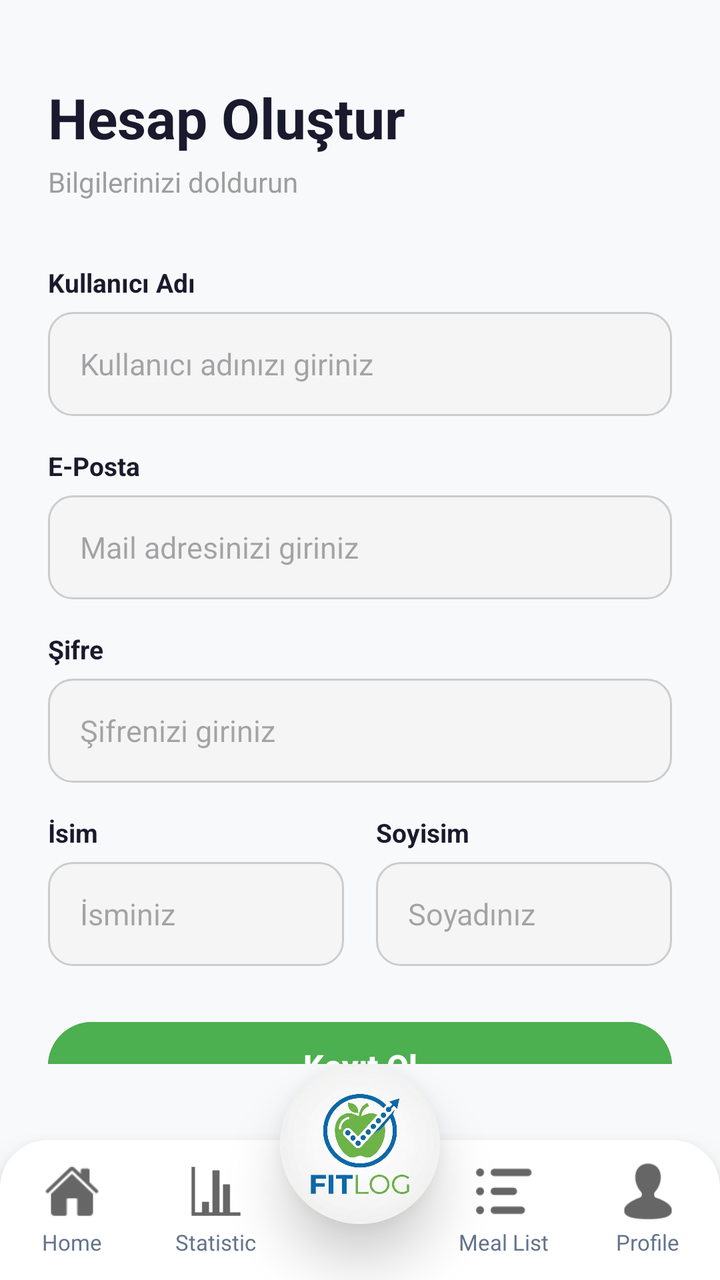
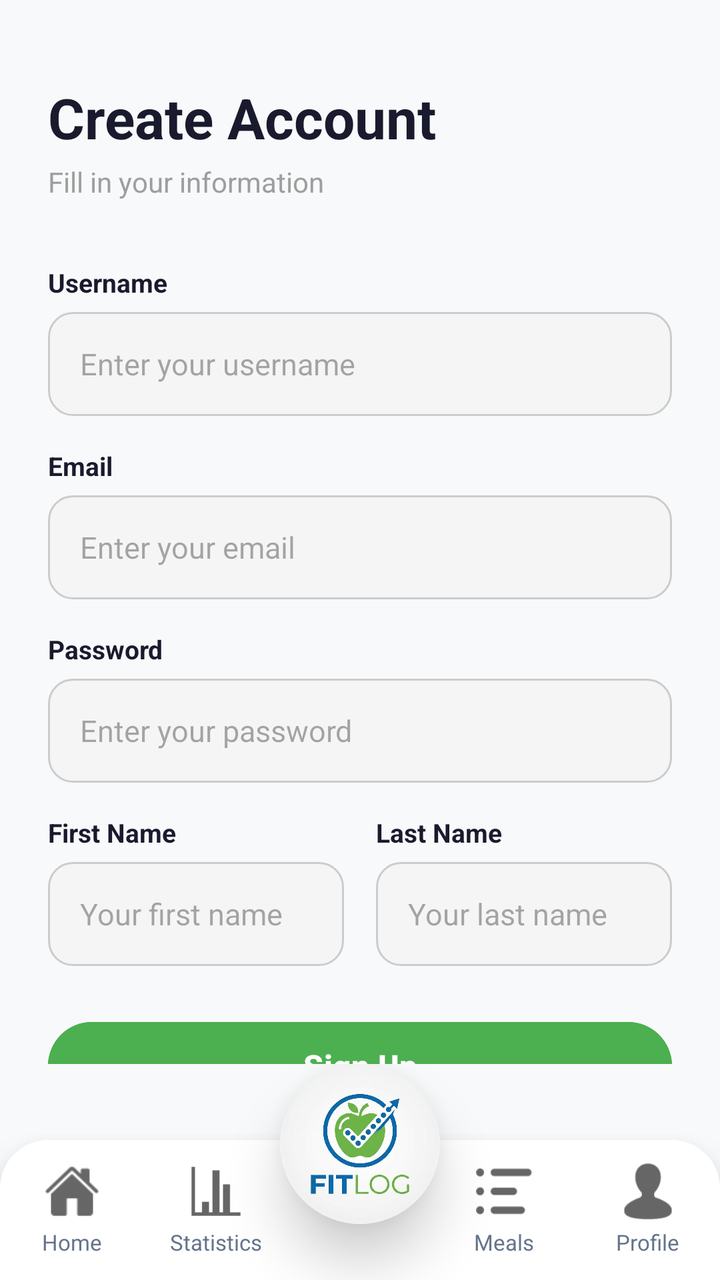

Compare the two renders of this Android layout. The source of the first and the diff that turns it into the second are given below.
<!-- AndroidManifest.xml: application theme Theme.FitLog -->
<!-- res/layout/activity_user_register.xml -->
<?xml version="1.0" encoding="utf-8"?>
<androidx.constraintlayout.widget.ConstraintLayout xmlns:android="http://schemas.android.com/apk/res/android"
    xmlns:app="http://schemas.android.com/apk/res-auto"
    xmlns:tools="http://schemas.android.com/tools"
    android:id="@+id/main"
    android:layout_width="match_parent"
    android:layout_height="match_parent"
    android:background="#F8F9FA"
    tools:context=".UserRegister">

    <androidx.core.widget.NestedScrollView
        android:layout_width="match_parent"
        android:layout_height="0dp"
        android:fillViewport="true"
        app:layout_constraintTop_toTopOf="parent"
        app:layout_constraintBottom_toTopOf="@id/navBarInclude">

        <LinearLayout
            android:layout_width="match_parent"
            android:layout_height="wrap_content"
            android:orientation="vertical"
            android:paddingStart="24dp"
            android:paddingEnd="24dp"
            android:paddingTop="40dp"
            android:paddingBottom="24dp">

            
            <TextView
                android:layout_width="wrap_content"
                android:layout_height="wrap_content"
                android:text="Hesap Oluştur"
                android:textSize="28sp"
                android:textStyle="bold"
                android:textColor="#1A1A2E"
                android:layout_marginBottom="4dp" />

            <TextView
                android:layout_width="wrap_content"
                android:layout_height="wrap_content"
                android:text="Bilgilerinizi doldurun"
                android:textSize="14sp"
                android:textColor="#9E9E9E"
                android:layout_marginBottom="32dp" />

            
            <TextView
                android:layout_width="wrap_content"
                android:layout_height="wrap_content"
                android:text="Kullanıcı Adı"
                android:textSize="13sp"
                android:textStyle="bold"
                android:textColor="#1A1A2E"
                android:layout_marginBottom="6dp" />

            <EditText
                android:id="@+id/editTextName"
                android:layout_width="match_parent"
                android:layout_height="52dp"
                android:hint="Kullanıcı adınızı giriniz"
                android:textSize="15sp"
                android:layout_marginBottom="16dp"
                android:paddingStart="16dp"
                android:paddingEnd="16dp"
                android:background="@drawable/edittext_bg"
                android:textColor="#1A1A2E"
                android:inputType="text" />

            
            <TextView
                android:layout_width="wrap_content"
                android:layout_height="wrap_content"
                android:text="E-Posta"
                android:textSize="13sp"
                android:textStyle="bold"
                android:textColor="#1A1A2E"
                android:layout_marginBottom="6dp" />

            <EditText
                android:id="@+id/editTextEmail"
                android:layout_width="match_parent"
                android:layout_height="52dp"
                android:hint="Mail adresinizi giriniz"
                android:textSize="15sp"
                android:layout_marginBottom="16dp"
                android:paddingStart="16dp"
                android:paddingEnd="16dp"
                android:background="@drawable/edittext_bg"
                android:textColor="#1A1A2E"
                android:inputType="textEmailAddress" />

            
            <TextView
                android:layout_width="wrap_content"
                android:layout_height="wrap_content"
                android:text="Şifre"
                android:textSize="13sp"
                android:textStyle="bold"
                android:textColor="#1A1A2E"
                android:layout_marginBottom="6dp" />

            <EditText
                android:id="@+id/editTextPassword"
                android:layout_width="match_parent"
                android:layout_height="52dp"
                android:hint="Şifrenizi giriniz"
                android:textSize="15sp"
                android:layout_marginBottom="16dp"
                android:paddingStart="16dp"
                android:paddingEnd="16dp"
                android:background="@drawable/edittext_bg"
                android:textColor="#1A1A2E"
                android:inputType="textPassword" />

            
            <LinearLayout
                android:layout_width="match_parent"
                android:layout_height="wrap_content"
                android:orientation="horizontal"
                android:layout_marginBottom="16dp">

                <LinearLayout
                    android:layout_width="0dp"
                    android:layout_height="wrap_content"
                    android:layout_weight="1"
                    android:orientation="vertical"
                    android:layout_marginEnd="8dp">

                    <TextView
                        android:layout_width="wrap_content"
                        android:layout_height="wrap_content"
                        android:text="İsim"
                        android:textSize="13sp"
                        android:textStyle="bold"
                        android:textColor="#1A1A2E"
                        android:layout_marginBottom="6dp" />

                    <EditText
                        android:id="@+id/editTextFirstName"
                        android:layout_width="match_parent"
                        android:layout_height="52dp"
                        android:hint="İsminiz"
                        android:textSize="15sp"
                        android:paddingStart="16dp"
                        android:paddingEnd="16dp"
                        android:background="@drawable/edittext_bg"
                        android:textColor="#1A1A2E"
                        android:inputType="textPersonName" />

                </LinearLayout>

                <LinearLayout
                    android:layout_width="0dp"
                    android:layout_height="wrap_content"
                    android:layout_weight="1"
                    android:orientation="vertical"
                    android:layout_marginStart="8dp">

                    <TextView
                        android:layout_width="wrap_content"
                        android:layout_height="wrap_content"
                        android:text="Soyisim"
                        android:textSize="13sp"
                        android:textStyle="bold"
                        android:textColor="#1A1A2E"
                        android:layout_marginBottom="6dp" />

                    <EditText
                        android:id="@+id/editTextLastName"
                        android:layout_width="match_parent"
                        android:layout_height="52dp"
                        android:hint="Soyadınız"
                        android:textSize="15sp"
                        android:paddingStart="16dp"
                        android:paddingEnd="16dp"
                        android:background="@drawable/edittext_bg"
                        android:textColor="#1A1A2E"
                        android:inputType="textPersonName" />

                </LinearLayout>

            </LinearLayout>

            
            <Button
                android:id="@+id/btnAddUser"
                android:layout_width="match_parent"
                android:layout_height="52dp"
                android:layout_marginTop="8dp"
                android:text="Kayıt Ol"
                android:textSize="16sp"
                android:textStyle="bold"
                android:textColor="#FFFFFF"
                android:backgroundTint="#4CAF50"
                android:onClick="btnAddUser" />

            
            <LinearLayout
                android:layout_width="wrap_content"
                android:layout_height="wrap_content"
                android:orientation="horizontal"
                android:layout_gravity="center"
                android:layout_marginTop="16dp">

                <TextView
                    android:layout_width="wrap_content"
                    android:layout_height="wrap_content"
                    android:text="Zaten hesabın var mı? "
                    android:textSize="14sp"
                    android:textColor="#9E9E9E" />

                <TextView
                    android:clickable="true"
                    android:onClick="btnUserLogin"
                    android:layout_width="wrap_content"
                    android:layout_height="wrap_content"
                    android:text="Giriş Yap"
                    android:textSize="14sp"
                    android:textStyle="bold"
                    android:textColor="#4CAF50" />

            </LinearLayout>

        </LinearLayout>

    </androidx.core.widget.NestedScrollView>

    <include
        android:id="@+id/navBarInclude"
        layout="@layout/nav_bar"
        android:layout_width="match_parent"
        android:layout_height="wrap_content"
        app:layout_constraintBottom_toBottomOf="parent" />

</androidx.constraintlayout.widget.ConstraintLayout>
<!-- res/layout/nav_bar.xml (included above) -->
<?xml version="1.0" encoding="utf-8"?>
<androidx.constraintlayout.widget.ConstraintLayout xmlns:android="http://schemas.android.com/apk/res/android"
    android:layout_width="match_parent"
    android:layout_height="match_parent"
    xmlns:app="http://schemas.android.com/apk/res-auto">

    <LinearLayout
        android:id="@+id/bottom_bar_container"
        android:layout_width="match_parent"
        android:layout_height="70dp"
        android:orientation="horizontal"
        android:background="@drawable/nav_bar_bg"
        android:weightSum="5"
        android:elevation="12dp"
        android:paddingVertical="8dp"
        app:layout_constraintBottom_toBottomOf="parent"
        app:layout_constraintStart_toStartOf="parent"
        app:layout_constraintEnd_toEndOf="parent">

        <LinearLayout
            android:layout_width="0dp"
            android:clickable="true"
            android:focusable="true"
            android:onClick="navHomePage"
            android:layout_height="match_parent"
            android:layout_weight="1"
            android:orientation="vertical"
            android:gravity="center"
            android:background="?attr/selectableItemBackgroundBorderless">

            <ImageView
                android:layout_width="28dp"
                android:layout_height="28dp"
                android:src="@drawable/mainpage"
                android:alpha="0.6"
                android:contentDescription="Home Page"/>

            <TextView
                android:layout_width="wrap_content"
                android:layout_height="wrap_content"
                android:layout_marginTop="4dp"
                android:text="Home"
                android:textSize="11sp"
                android:textAlignment="center"
                android:textColor="#64748B"/>
        </LinearLayout>

        <LinearLayout
            android:layout_width="0dp"
            android:layout_height="match_parent"
            android:clickable="true"
            android:focusable="true"
            android:onClick="navStatistic"
            android:layout_weight="1"
            android:orientation="vertical"
            android:gravity="center"
            android:background="?attr/selectableItemBackgroundBorderless">

            <ImageView
                android:layout_width="28dp"
                android:layout_height="28dp"
                android:src="@drawable/statistic"
                android:alpha="0.6"
                android:contentDescription="Quiz"/>

            <TextView
                android:layout_width="wrap_content"
                android:layout_height="wrap_content"
                android:layout_marginTop="4dp"
                android:text="Statistic"
                android:textSize="11sp"
                android:textColor="#64748B"/>
        </LinearLayout>

        <View
            android:layout_width="0dp"
            android:layout_height="match_parent"
            android:layout_weight="1"/>

        <LinearLayout
            android:layout_width="0dp"
            android:layout_height="match_parent"
            android:layout_weight="1"
            android:orientation="vertical"
            android:clickable="true"
            android:focusable="true"
            android:onClick="navMealList"
            android:gravity="center"
            android:background="?attr/selectableItemBackgroundBorderless">

            <ImageView
                android:layout_width="28dp"
                android:layout_height="28dp"
                android:src="@drawable/list"
                android:alpha="0.6"
                android:contentDescription="Education"/>

            <TextView
                android:layout_width="wrap_content"
                android:layout_height="wrap_content"
                android:layout_marginTop="4dp"
                android:text="Meal List"
                android:textSize="11sp"
                android:textColor="#64748B"/>
        </LinearLayout>

        <LinearLayout
            android:layout_width="0dp"
            android:layout_height="match_parent"
            android:layout_weight="1"
            android:orientation="vertical"
            android:clickable="true"
            android:focusable="true"
            android:onClick="navProfile"
            android:gravity="center"
            android:background="?attr/selectableItemBackgroundBorderless">

            <ImageView
                android:layout_width="28dp"
                android:layout_height="28dp"
                android:src="@drawable/profile"
                android:alpha="0.6"
                android:contentDescription="About Us"/>

            <TextView
                android:layout_width="wrap_content"
                android:layout_height="wrap_content"
                android:layout_marginTop="4dp"
                android:text="Profile"
                android:textAlignment="center"
                android:textSize="11sp"
                android:textColor="#64748B"/>
        </LinearLayout>

    </LinearLayout>

    
    <androidx.cardview.widget.CardView
        android:layout_width="80dp"
        android:layout_height="80dp"
        android:layout_marginBottom="28dp"
        app:cardCornerRadius="40dp"
        app:cardElevation="16dp"
        app:cardBackgroundColor="@android:color/white"
        app:layout_constraintBottom_toBottomOf="parent"
        app:layout_constraintStart_toStartOf="parent"
        app:layout_constraintEnd_toEndOf="parent">

        <ImageView
            android:id="@+id/center_logo"
            android:clickable="true"
            android:focusable="true"
            android:onClick="navHomePage"
            android:layout_width="match_parent"
            android:layout_height="match_parent"
            android:src="@drawable/applogo"
            android:scaleType="centerCrop"
            android:contentDescription="Center Logo"/>

    </androidx.cardview.widget.CardView>

</androidx.constraintlayout.widget.ConstraintLayout>
<!-- resources referenced by this layout -->
<resources>
  <!-- drawable applogo: png bitmap (drawable, 927658 bytes) -->
  <!-- drawable edittext_bg (drawable) -->
  <?xml version="1.0" encoding="utf-8"?>
  <selector xmlns:android="http://schemas.android.com/apk/res/android">
  
      
      <item android:state_focused="true">
          <shape>
              <solid android:color="#FFFFFF"/>
              <corners android:radius="12dp"/>
              <stroke
                  android:width="2dp"
                  android:color="#4CAF50"/>
              <padding
                  android:left="12dp"
                  android:right="12dp"
                  android:top="12dp"
                  android:bottom="12dp"/>
          </shape>
      </item>
  
      
      <item>
          <shape>
              <solid android:color="#F5F5F5"/>
              <corners android:radius="12dp"/>
              <stroke
                  android:width="1dp"
                  android:color="#CCCCCC"/>
              <padding
                  android:left="12dp"
                  android:right="12dp"
                  android:top="12dp"
                  android:bottom="12dp"/>
          </shape>
      </item>
  
  </selector>
  <!-- drawable list: png bitmap (drawable, 725 bytes) -->
  <!-- drawable mainpage: png bitmap (drawable, 942 bytes) -->
  <!-- drawable nav_bar_bg (drawable) -->
  <?xml version="1.0" encoding="utf-8"?>
  <shape xmlns:android="http://schemas.android.com/apk/res/android"
      android:shape="rectangle">
      <solid android:color="#FFFFFF" />
      <corners
          android:topLeftRadius="24dp"
          android:topRightRadius="24dp" />
  </shape>
  <!-- drawable profile: png bitmap (drawable, 763 bytes) -->
  <!-- drawable statistic: png bitmap (drawable, 151 bytes) -->
  <style name="Theme.FitLog" parent="Base.Theme.FitLog" />
  <style name="Base.Theme.FitLog" parent="Theme.Material3.Light.NoActionBar">
          
          
      </style>
</resources>

<!-- the commit's change to res/layout/activity_user_register.xml (unified diff, before → after) -->
@@ -24,11 +24,10 @@
             android:paddingTop="40dp"
             android:paddingBottom="24dp">
 
-            
-            <TextView
-                android:layout_width="wrap_content"
-                android:layout_height="wrap_content"
-                android:text="Hesap Oluştur"
+            <TextView
+                android:layout_width="wrap_content"
+                android:layout_height="wrap_content"
+                android:text="@string/register_title"
                 android:textSize="28sp"
                 android:textStyle="bold"
                 android:textColor="#1A1A2E"
@@ -37,16 +36,15 @@
             <TextView
                 android:layout_width="wrap_content"
                 android:layout_height="wrap_content"
-                android:text="Bilgilerinizi doldurun"
+                android:text="@string/register_subtitle"
                 android:textSize="14sp"
                 android:textColor="#9E9E9E"
                 android:layout_marginBottom="32dp" />
 
-            
-            <TextView
-                android:layout_width="wrap_content"
-                android:layout_height="wrap_content"
-                android:text="Kullanıcı Adı"
+            <TextView
+                android:layout_width="wrap_content"
+                android:layout_height="wrap_content"
+                android:text="@string/register_label_username"
                 android:textSize="13sp"
                 android:textStyle="bold"
                 android:textColor="#1A1A2E"
@@ -56,20 +54,20 @@
                 android:id="@+id/editTextName"
                 android:layout_width="match_parent"
                 android:layout_height="52dp"
-                android:hint="Kullanıcı adınızı giriniz"
+                android:hint="@string/register_hint_username"
                 android:textSize="15sp"
                 android:layout_marginBottom="16dp"
                 android:paddingStart="16dp"
                 android:paddingEnd="16dp"
                 android:background="@drawable/edittext_bg"
                 android:textColor="#1A1A2E"
-                android:inputType="text" />
-
-            
-            <TextView
-                android:layout_width="wrap_content"
-                android:layout_height="wrap_content"
-                android:text="E-Posta"
+                android:inputType="text"
+                android:importantForAutofill="no" />
+
+            <TextView
+                android:layout_width="wrap_content"
+                android:layout_height="wrap_content"
+                android:text="@string/login_label_email"
                 android:textSize="13sp"
                 android:textStyle="bold"
                 android:textColor="#1A1A2E"
@@ -79,20 +77,20 @@
                 android:id="@+id/editTextEmail"
                 android:layout_width="match_parent"
                 android:layout_height="52dp"
-                android:hint="Mail adresinizi giriniz"
+                android:hint="@string/login_hint_email"
                 android:textSize="15sp"
                 android:layout_marginBottom="16dp"
                 android:paddingStart="16dp"
                 android:paddingEnd="16dp"
                 android:background="@drawable/edittext_bg"
                 android:textColor="#1A1A2E"
-                android:inputType="textEmailAddress" />
-
-            
-            <TextView
-                android:layout_width="wrap_content"
-                android:layout_height="wrap_content"
-                android:text="Şifre"
+                android:inputType="textEmailAddress"
+                android:autofillHints="emailAddress" />
+
+            <TextView
+                android:layout_width="wrap_content"
+                android:layout_height="wrap_content"
+                android:text="@string/login_label_password"
                 android:textSize="13sp"
                 android:textStyle="bold"
                 android:textColor="#1A1A2E"
@@ -102,21 +100,22 @@
                 android:id="@+id/editTextPassword"
                 android:layout_width="match_parent"
                 android:layout_height="52dp"
-                android:hint="Şifrenizi giriniz"
+                android:hint="@string/login_hint_password"
                 android:textSize="15sp"
                 android:layout_marginBottom="16dp"
                 android:paddingStart="16dp"
                 android:paddingEnd="16dp"
                 android:background="@drawable/edittext_bg"
                 android:textColor="#1A1A2E"
-                android:inputType="textPassword" />
-
-            
+                android:inputType="textPassword"
+                android:autofillHints="password" />
+
             <LinearLayout
                 android:layout_width="match_parent"
                 android:layout_height="wrap_content"
                 android:orientation="horizontal"
-                android:layout_marginBottom="16dp">
+                android:layout_marginBottom="16dp"
+                android:baselineAligned="false">
 
                 <LinearLayout
                     android:layout_width="0dp"
@@ -128,7 +127,7 @@
                     <TextView
                         android:layout_width="wrap_content"
                         android:layout_height="wrap_content"
-                        android:text="İsim"
+                        android:text="@string/register_label_firstname"
                         android:textSize="13sp"
                         android:textStyle="bold"
                         android:textColor="#1A1A2E"
@@ -138,14 +137,14 @@
                         android:id="@+id/editTextFirstName"
                         android:layout_width="match_parent"
                         android:layout_height="52dp"
-                        android:hint="İsminiz"
+                        android:hint="@string/register_hint_firstname"
                         android:textSize="15sp"
                         android:paddingStart="16dp"
                         android:paddingEnd="16dp"
                         android:background="@drawable/edittext_bg"
                         android:textColor="#1A1A2E"
-                        android:inputType="textPersonName" />
-
+                        android:inputType="textPersonName"
+                        android:autofillHints="personGivenName" />
                 </LinearLayout>
 
                 <LinearLayout
@@ -158,7 +157,7 @@
                     <TextView
                         android:layout_width="wrap_content"
                         android:layout_height="wrap_content"
-                        android:text="Soyisim"
+                        android:text="@string/register_label_lastname"
                         android:textSize="13sp"
                         android:textStyle="bold"
                         android:textColor="#1A1A2E"
@@ -168,56 +167,55 @@
                         android:id="@+id/editTextLastName"
                         android:layout_width="match_parent"
                         android:layout_height="52dp"
-                        android:hint="Soyadınız"
+                        android:hint="@string/register_hint_lastname"
                         android:textSize="15sp"
                         android:paddingStart="16dp"
                         android:paddingEnd="16dp"
                         android:background="@drawable/edittext_bg"
                         android:textColor="#1A1A2E"
-                        android:inputType="textPersonName" />
-
+                        android:inputType="textPersonName"
+                        android:autofillHints="personFamilyName" />
                 </LinearLayout>
-
             </LinearLayout>
 
-            
             <Button
                 android:id="@+id/btnAddUser"
                 android:layout_width="match_parent"
                 android:layout_height="52dp"
                 android:layout_marginTop="8dp"
-                android:text="Kayıt Ol"
+                android:text="@string/register_action_register"
                 android:textSize="16sp"
                 android:textStyle="bold"
                 android:textColor="#FFFFFF"
                 android:backgroundTint="#4CAF50"
                 android:onClick="btnAddUser" />
 
-            
             <LinearLayout
                 android:layout_width="wrap_content"
                 android:layout_height="wrap_content"
                 android:orientation="horizontal"
                 android:layout_gravity="center"
-                android:layout_marginTop="16dp">
+                android:layout_marginTop="16dp"
+                android:layout_marginBottom="24dp">
 
                 <TextView
                     android:layout_width="wrap_content"
                     android:layout_height="wrap_content"
-                    android:text="Zaten hesabın var mı? "
+                    android:text="@string/register_footer_has_account"
                     android:textSize="14sp"
-                    android:textColor="#9E9E9E" />
+                    android:textColor="#9E9E9E"
+                    android:layout_marginEnd="4dp" />
 
                 <TextView
-                    android:clickable="true"
-                    android:onClick="btnUserLogin"
                     android:layout_width="wrap_content"
                     android:layout_height="wrap_content"
-                    android:text="Giriş Yap"
+                    android:text="@string/login_action_login"
                     android:textSize="14sp"
                     android:textStyle="bold"
-                    android:textColor="#4CAF50" />
-
+                    android:textColor="#4CAF50"
+                    android:clickable="true"
+                    android:focusable="true"
+                    android:onClick="btnUserLogin" />
             </LinearLayout>
 
         </LinearLayout>
@@ -274,7 +272,7 @@
                 android:layout_width="wrap_content"
                 android:layout_height="wrap_content"
                 android:layout_marginTop="4dp"
-                android:text="Home"
+                android:text="@string/nav_home"
                 android:textSize="11sp"
                 android:textAlignment="center"
                 android:textColor="#64748B"/>
@@ -302,7 +300,7 @@
                 android:layout_width="wrap_content"
                 android:layout_height="wrap_content"
                 android:layout_marginTop="4dp"
-                android:text="Statistic"
+                android:text="@string/nav_statistics"
                 android:textSize="11sp"
                 android:textColor="#64748B"/>
         </LinearLayout>
@@ -334,7 +332,7 @@
                 android:layout_width="wrap_content"
                 android:layout_height="wrap_content"
                 android:layout_marginTop="4dp"
-                android:text="Meal List"
+                android:text="@string/nav_meals"
                 android:textSize="11sp"
                 android:textColor="#64748B"/>
         </LinearLayout>
@@ -361,7 +359,7 @@
                 android:layout_width="wrap_content"
                 android:layout_height="wrap_content"
                 android:layout_marginTop="4dp"
-                android:text="Profile"
+                android:text="@string/nav_profile"
                 android:textAlignment="center"
                 android:textSize="11sp"
                 android:textColor="#64748B"/>
<!-- resource entries referenced after the edit -->
@@ -51,6 +51,25 @@
   </shape>
   <!-- drawable profile: png bitmap (drawable, 763 bytes) -->
   <!-- drawable statistic: png bitmap (drawable, 151 bytes) -->
+  <string name="login_action_login">Log In</string>
+  <string name="login_hint_email">Enter your email</string>
+  <string name="login_hint_password">Enter your password</string>
+  <string name="login_label_email">Email</string>
+  <string name="login_label_password">Password</string>
+  <string name="nav_home">Home</string>
+  <string name="nav_meals">Meals</string>
+  <string name="nav_profile">Profile</string>
+  <string name="nav_statistics">Statistics</string>
+  <string name="register_action_register">Sign Up</string>
+  <string name="register_footer_has_account">Already have an account?</string>
+  <string name="register_hint_firstname">Your first name</string>
+  <string name="register_hint_lastname">Your last name</string>
+  <string name="register_hint_username">Enter your username</string>
+  <string name="register_label_firstname">First Name</string>
+  <string name="register_label_lastname">Last Name</string>
+  <string name="register_label_username">Username</string>
+  <string name="register_subtitle">Fill in your information</string>
+  <string name="register_title">Create Account</string>
   <style name="Theme.FitLog" parent="Base.Theme.FitLog" />
   <style name="Base.Theme.FitLog" parent="Theme.Material3.Light.NoActionBar">
           
